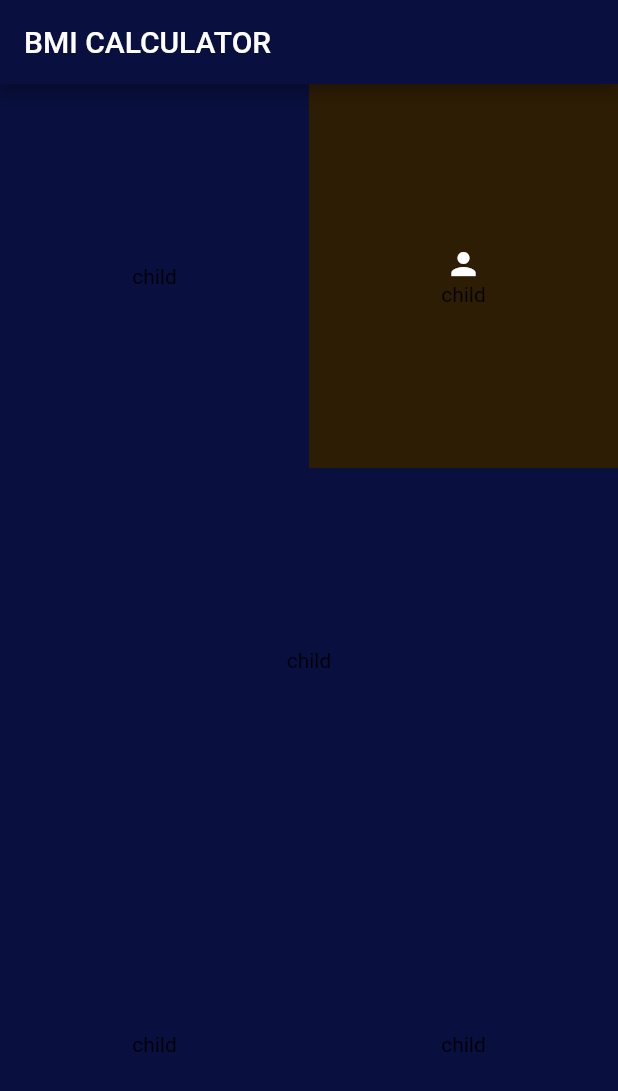
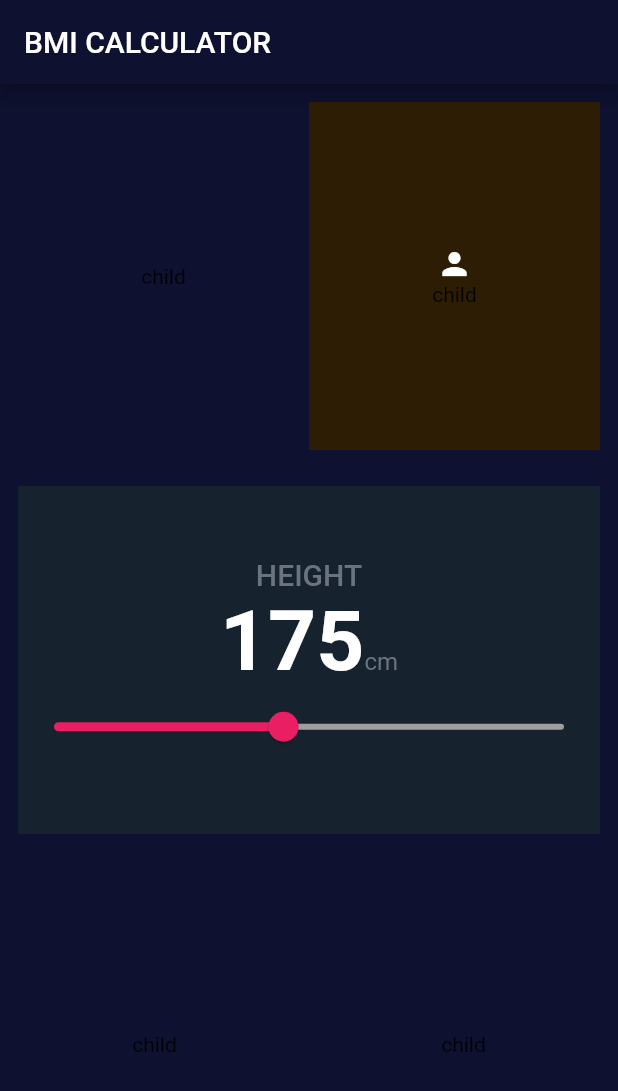
Before and after one commit to wentao3970/bmi-calculator-flutter, a Flutter app: the screen it shows after launch, on a phone screen of 412 x 824 dp. Shown: the top 1091 px of the screen. Run offline on Flutter 3.47's test engine with Material 2 defaults, Android fonts, the phone set to English and light mode, and no system bars; our stand-ins replace velocity_x.

Commit message:
added a Slider to choose height.

```diff
--- a/lib/input_page.dart
+++ b/lib/input_page.dart
@@ -1,7 +1,7 @@
 import 'package:flutter/material.dart';
 import 'package:velocity_x/velocity_x.dart';
 
-const backgroundColor = Color(0xFF090F3E);
+const backgroundColor = Color(0xFF0E112F);
 
 class InputPage extends StatefulWidget {
   @override
@@ -9,6 +9,8 @@ class InputPage extends StatefulWidget {
 }
 
 class _InputPageState extends State<InputPage> {
+  int height = 175;
+
   @override
   Widget build(BuildContext context) {
     return Scaffold(
@@ -45,12 +47,45 @@ class _InputPageState extends State<InputPage> {
                     ),
                   ),
                 ],
-              ),
+              ).p12(),
             ),
             Expanded(
               child: Container(
-                child: 'child'.text.makeCentered(),
-              ),
+                color: Color(0xFF16232F),
+                child: Column(
+                  children: [
+                    'HEIGHT'.text.headline6(context).gray500.make(),
+                    Row(
+                      children: [
+                        height
+                            .toString()
+                            .text
+                            .headline2(context)
+                            .white
+                            .bold
+                            .make(),
+                        'cm'.text.subtitle1(context).gray500.make(),
+                      ],
+                      mainAxisAlignment: MainAxisAlignment.center,
+                      crossAxisAlignment: CrossAxisAlignment.baseline,
+                      textBaseline: TextBaseline.alphabetic,
+                    ),
+                    Slider(
+                      value: height.toDouble(),
+                      min: 130.0,
+                      max: 230.0,
+                      activeColor: Colors.pink,
+                      inactiveColor: Colors.grey,
+                      onChanged: (double newValue) {
+                        setState(() {
+                          height = newValue.round();
+                        });
+                      },
+                    ),
+                  ],
+                  mainAxisAlignment: MainAxisAlignment.center,
+                ),
+              ).p12(),
             ),
             Expanded(
                 child: Row(
```
